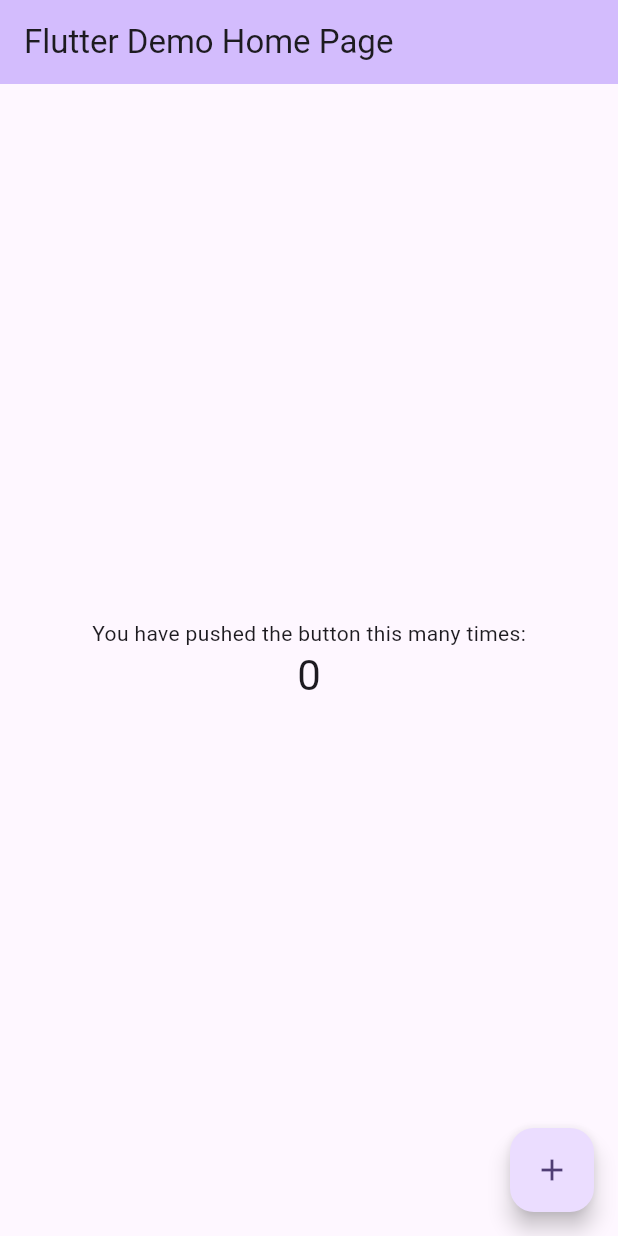
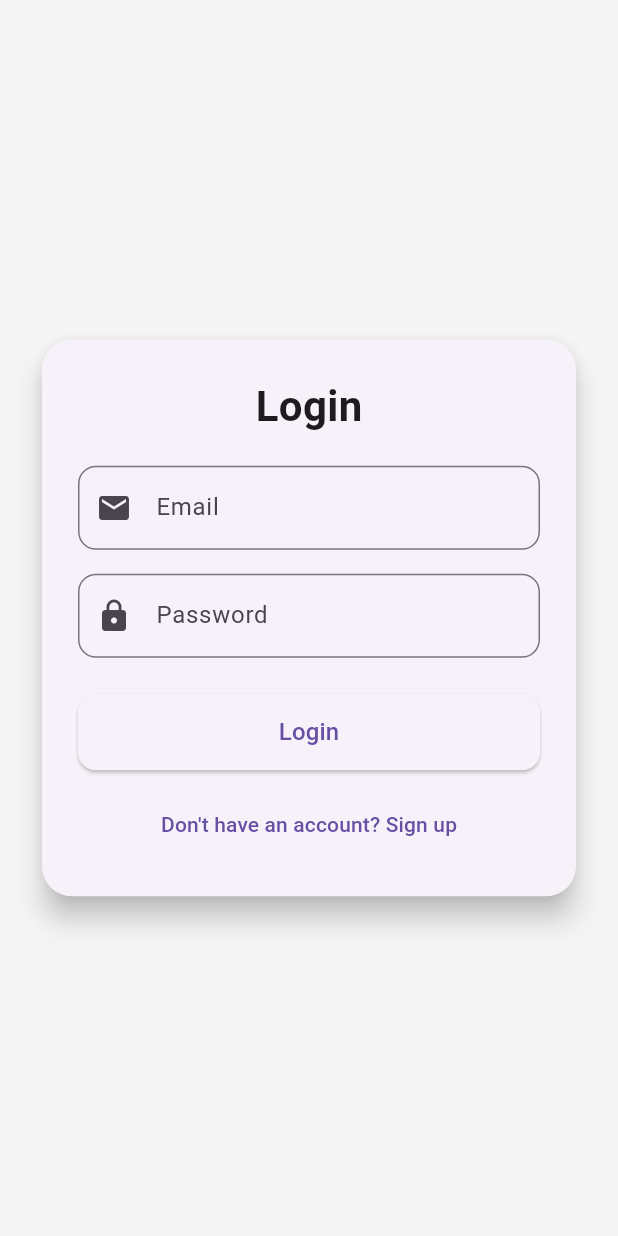
Before and after one commit to NilGunaware/nilesh_gunaware, a Flutter app: the screen it shows after launch, on a phone screen of 412 x 824 dp. Run offline on Flutter 3.47's test engine with Material 3 defaults, Android fonts, the phone set to English and light mode, and no system bars; our stand-ins replace get.

Commit message:
set architecture

```diff
--- a/lib/main.dart
+++ b/lib/main.dart
@@ -1,122 +1,22 @@
 import 'package:flutter/material.dart';
+import 'package:get/get.dart';
+import 'routes/app_routes.dart';
+import 'viewmodels/auth_view_model.dart';
 
 void main() {
-  runApp(const MyApp());
+  runApp(MyApp());
 }
 
 class MyApp extends StatelessWidget {
-  const MyApp({super.key});
+  final AuthViewModel authViewModel = Get.put(AuthViewModel());
 
-  // This widget is the root of your application.
   @override
   Widget build(BuildContext context) {
-    return MaterialApp(
-      title: 'Flutter Demo',
-      theme: ThemeData(
-        // This is the theme of your application.
-        //
-        // TRY THIS: Try running your application with "flutter run". You'll see
-        // the application has a purple toolbar. Then, without quitting the app,
-        // try changing the seedColor in the colorScheme below to Colors.green
-        // and then invoke "hot reload" (save your changes or press the "hot
-        // reload" button in a Flutter-supported IDE, or press "r" if you used
-        // the command line to start the app).
-        //
-        // Notice that the counter didn't reset back to zero; the application
-        // state is not lost during the reload. To reset the state, use hot
-        // restart instead.
-        //
-        // This works for code too, not just values: Most code changes can be
-        // tested with just a hot reload.
-        colorScheme: ColorScheme.fromSeed(seedColor: Colors.deepPurple),
-        useMaterial3: true,
-      ),
-      home: const MyHomePage(title: 'Flutter Demo Home Page'),
+    return GetMaterialApp(
+      title: 'Login App',
+      debugShowCheckedModeBanner: false,
+      initialRoute: authViewModel.isLoggedIn() ? Routes.HOME : Routes.LOGIN,
+      getPages: AppRoutes.routes,
     );
   }
 }
-
-class MyHomePage extends StatefulWidget {
-  const MyHomePage({super.key, required this.title});
-
-
-  // This class is the configuration for the state. It holds the values (in this
-  // case the title) provided by the parent (in this case the App widget) and
-  // used by the build method of the State. Fields in a Widget subclass are
-  // always marked "final".
-
-  final String title;
-
-  @override
-  State<MyHomePage> createState() => _MyHomePageState();
-}
-
-class _MyHomePageState extends State<MyHomePage> {
-  int _counter = 0;
-
-  void _incrementCounter() {
-    setState(() {
-      // This call to setState tells the Flutter framework that something has
-      // changed in this State, which causes it to rerun the build method below
-      // so that the display can reflect the updated values. If we changed
-      // _counter without calling setState(), then the build method would not be
-      // called again, and so nothing would appear to happen.
-      _counter++;
-    });
-  }
-
-  @override
-  Widget build(BuildContext context) {
-    // This method is rerun every time setState is called, for instance as done
-    // by the _incrementCounter method above.
-    //
-    // The Flutter framework has been optimized to make rerunning build methods
-    // fast, so that you can just rebuild anything that needs updating rather
-    // than having to individually change instances of widgets.
-    return Scaffold(
-      appBar: AppBar(
-        // TRY THIS: Try changing the color here to a specific color (to
-        // Colors.amber, perhaps?) and trigger a hot reload to see the AppBar
-        // change color while the other colors stay the same.
-        backgroundColor: Theme.of(context).colorScheme.inversePrimary,
-        // Here we take the value from the MyHomePage object that was created by
-        // the App.build method, and use it to set our appbar title.
-        title: Text(widget.title),
-      ),
-      body: Center(
-        // Center is a layout widget. It takes a single child and positions it
-        // in the middle of the parent.
-        child: Column(
-          // Column is also a layout widget. It takes a list of children and
-          // arranges them vertically. By default, it sizes itself to fit its
-          // children horizontally, and tries to be as tall as its parent.
-          //
-          // Column has various properties to control how it sizes itself and
-          // how it positions its children. Here we use mainAxisAlignment to
-          // center the children vertically; the main axis here is the vertical
-          // axis because Columns are vertical (the cross axis would be
-          // horizontal).
-          //
-          // TRY THIS: Invoke "debug painting" (choose the "Toggle Debug Paint"
-          // action in the IDE, or press "p" in the console), to see the
-          // wireframe for each widget.
-          mainAxisAlignment: MainAxisAlignment.center,
-          children: <Widget>[
-            const Text(
-              'You have pushed the button this many times:',
-            ),
-            Text(
-              '$_counter',
-              style: Theme.of(context).textTheme.headlineMedium,
-            ),
-          ],
-        ),
-      ),
-      floatingActionButton: FloatingActionButton(
-        onPressed: _incrementCounter,
-        tooltip: 'Increment',
-        child: const Icon(Icons.add),
-      ), // This trailing comma makes auto-formatting nicer for build methods.
-    );
-  }
-}
--- /dev/null
+++ b/lib/models/user_model.dart
@@ -0,0 +1,6 @@
+class UserModel {
+  final String email;
+  final String password;
+
+  UserModel({required this.email, required this.password});
+}
--- /dev/null
+++ b/lib/routes/app_routes.dart
@@ -0,0 +1,18 @@
+import 'package:get/get.dart';
+import '../views/login_page.dart';
+import '../views/signup_page.dart';
+import '../views/home_page.dart';
+
+class Routes {
+  static const LOGIN = '/login';
+  static const SIGNUP = '/signup';
+  static const HOME = '/home';
+}
+
+class AppRoutes {
+  static final routes = [
+    GetPage(name: Routes.LOGIN, page: () => LoginPage()),
+    GetPage(name: Routes.SIGNUP, page: () => SignupPage()),
+    GetPage(name: Routes.HOME, page: () => HomePage()),
+  ];
+}
--- /dev/null
+++ b/lib/services/auth_service.dart
@@ -0,0 +1,32 @@
+import '../models/user_model.dart';
+
+class AuthService {
+  final List<UserModel> _users = [
+    UserModel(email: "test@test.com", password: "123456"),
+    UserModel(email: "demo@demo.com", password: "654321"),
+  ];
+
+  String? _loggedInEmail;
+
+  bool isLoggedIn() => _loggedInEmail != null;
+
+  Future<String> login(String email, String password) async {
+    await Future.delayed(Duration(seconds: 1));
+    final user = _users.firstWhere((u) => u.email == email, orElse: () => UserModel(email: '', password: ''));
+
+    if (user.email.isEmpty) return "Email not found";
+    if (user.password != password) return "Incorrect password";
+
+    _loggedInEmail = user.email;
+    return "success";
+  }
+
+  void logout() {
+    _loggedInEmail = null;
+  }
+
+  void register(String email, String password) {
+    _users.add(UserModel(email: email, password: password));
+    _loggedInEmail = email;
+  }
+}
--- /dev/null
+++ b/lib/viewmodels/auth_view_model.dart
@@ -0,0 +1,32 @@
+import 'package:get/get.dart';
+import '../services/auth_service.dart';
+
+class AuthViewModel extends GetxController {
+  final AuthService _authService = AuthService();
+
+  var isLoading = false.obs;
+
+  bool isLoggedIn() => _authService.isLoggedIn();
+
+  Future<void> login(String email, String password) async {
+    isLoading.value = true;
+    final result = await _authService.login(email, password);
+    isLoading.value = false;
+
+    if (result == "success") {
+      Get.offAllNamed('/home');
+    } else {
+      Get.snackbar("Error", result);
+    }
+  }
+
+  void logout() {
+    _authService.logout();
+    Get.offAllNamed('/login');
+  }
+
+  void signup(String email, String password) {
+    _authService.register(email, password);
+    Get.offAllNamed('/home');
+  }
+}
--- /dev/null
+++ b/lib/views/login_page.dart
@@ -0,0 +1,114 @@
+import 'package:flutter/material.dart';
+import 'package:get/get.dart';
+import '../viewmodels/auth_view_model.dart';
+
+class LoginPage extends StatelessWidget {
+  final _emailController = TextEditingController();
+  final _passwordController = TextEditingController();
+  final _formKey = GlobalKey<FormState>();
+  final AuthViewModel _authViewModel = Get.find();
+
+  @override
+  Widget build(BuildContext context) {
+    return Scaffold(
+      backgroundColor: Colors.grey[100],
+      body: Center(
+        child: SingleChildScrollView(
+          child: Obx(() => _authViewModel.isLoading.value
+              ? CircularProgressIndicator()
+              : Padding(
+            padding: const EdgeInsets.symmetric(horizontal: 24.0),
+            child: Card(
+              shape: RoundedRectangleBorder(
+                borderRadius: BorderRadius.circular(20),
+              ),
+              elevation: 8,
+              child: Padding(
+                padding: const EdgeInsets.all(24.0),
+                child: Form(
+                  key: _formKey,
+                  child: Column(
+                    mainAxisSize: MainAxisSize.min,
+                    children: [
+                      Text(
+                        "Login",
+                        style: TextStyle(
+                          fontSize: 28,
+                          fontWeight: FontWeight.bold,
+                        ),
+                      ),
+                      SizedBox(height: 20),
+                      TextFormField(
+                        controller: _emailController,
+                        decoration: InputDecoration(
+                          labelText: "Email",
+                          prefixIcon: Icon(Icons.email),
+                          border: OutlineInputBorder(
+                            borderRadius: BorderRadius.circular(12),
+                          ),
+                        ),
+                        validator: (value) {
+                          if (value == null || value.isEmpty) {
+                            return "Please enter email";
+                          }
+                          if (!value.contains('@')) {
+                            return "Enter valid email";
+                          }
+                          return null;
+                        },
+                      ),
+                      SizedBox(height: 16),
+                      TextFormField(
+                        controller: _passwordController,
+                        obscureText: true,
+                        decoration: InputDecoration(
+                          labelText: "Password",
+                          prefixIcon: Icon(Icons.lock),
+                          border: OutlineInputBorder(
+                            borderRadius: BorderRadius.circular(12),
+                          ),
+                        ),
+                        validator: (value) {
+                          if (value == null || value.isEmpty) {
+                            return "Please enter password";
+                          }
+                          return null;
+                        },
+                      ),
+                      SizedBox(height: 24),
+                      SizedBox(
+                        width: double.infinity,
+                        child: ElevatedButton(
+                          style: ElevatedButton.styleFrom(
+                            padding: EdgeInsets.symmetric(vertical: 14),
+                            shape: RoundedRectangleBorder(
+                              borderRadius: BorderRadius.circular(12),
+                            ),
+                          ),
+                          onPressed: () async {
+                            if (_formKey.currentState!.validate()) {
+                              await _authViewModel.login(
+                                _emailController.text.trim(),
+                                _passwordController.text.trim(),
+                              );
+                            }
+                          },
+                          child: Text("Login", style: TextStyle(fontSize: 16)),
+                        ),
+                      ),
+                      SizedBox(height: 12),
+                      TextButton(
+                        onPressed: () => Get.toNamed('/signup'),
+                        child: Text("Don't have an account? Sign up"),
+                      ),
+                    ],
+                  ),
+                ),
+              ),
+            ),
+          )),
+        ),
+      ),
+    );
+  }
+}
--- a/pubspec.yaml
+++ b/pubspec.yaml
@@ -34,6 +34,7 @@ dependencies:
   # The following adds the Cupertino Icons font to your application.
   # Use with the CupertinoIcons class for iOS style icons.
   cupertino_icons: ^1.0.8
+  get:
 
 dev_dependencies:
   flutter_test:
```
Also changed, not shown: lib/views/home_page.dart (added, +54 -0 lines), lib/views/signup_page.dart (added, +115 -0 lines), pubspec.lock, 1 other file.
